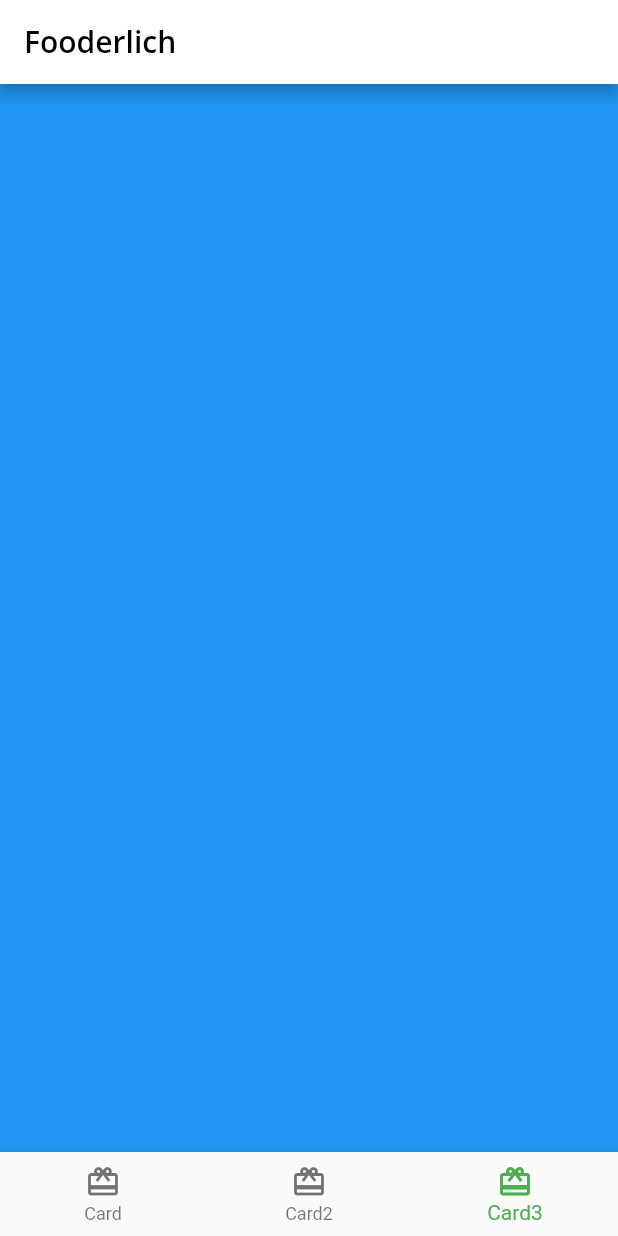
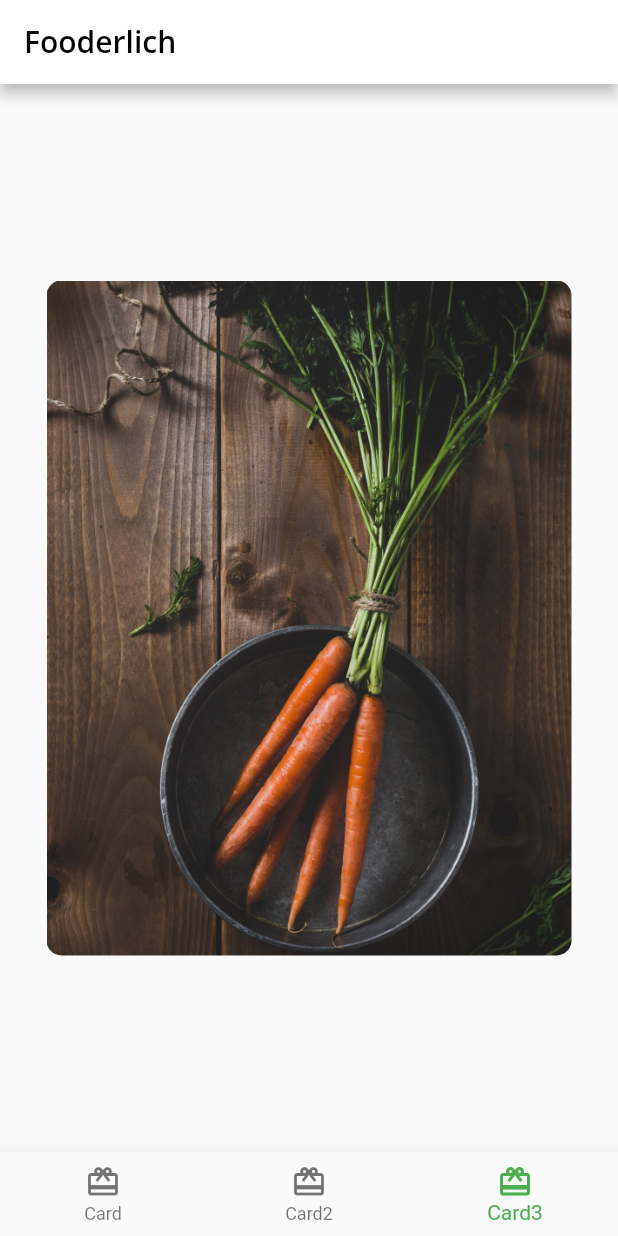
Before and after one commit to dastagg/RWFA-fooderlich, a Flutter app: the screen it shows after launch, item 3 of the bottom bar chosen, on a phone screen of 412 x 824 dp. Run offline on Flutter 3.47's test engine with Material 2 defaults, Android fonts, the phone set to English and light mode, and no system bars; our stand-ins replace google_fonts.

Commit message:
Add card3 to home.dart.

```diff
--- a/lib/home.dart
+++ b/lib/home.dart
@@ -1,6 +1,7 @@
 import 'package:flutter/material.dart';
 import './widgets/card1.dart';
 import './widgets/card2.dart';
+import './widgets/card3.dart';
 
 // 1
 class Home extends StatefulWidget {
@@ -16,8 +17,7 @@ class _HomeState extends State<Home> {
   static List<Widget> pages = <Widget>[
     const Card1(),
     const Card2(),
-    // TODO: Replace with Cart3
-    Container(color: Colors.blue),
+    const Card3(),
   ];
 
   // 9
```
